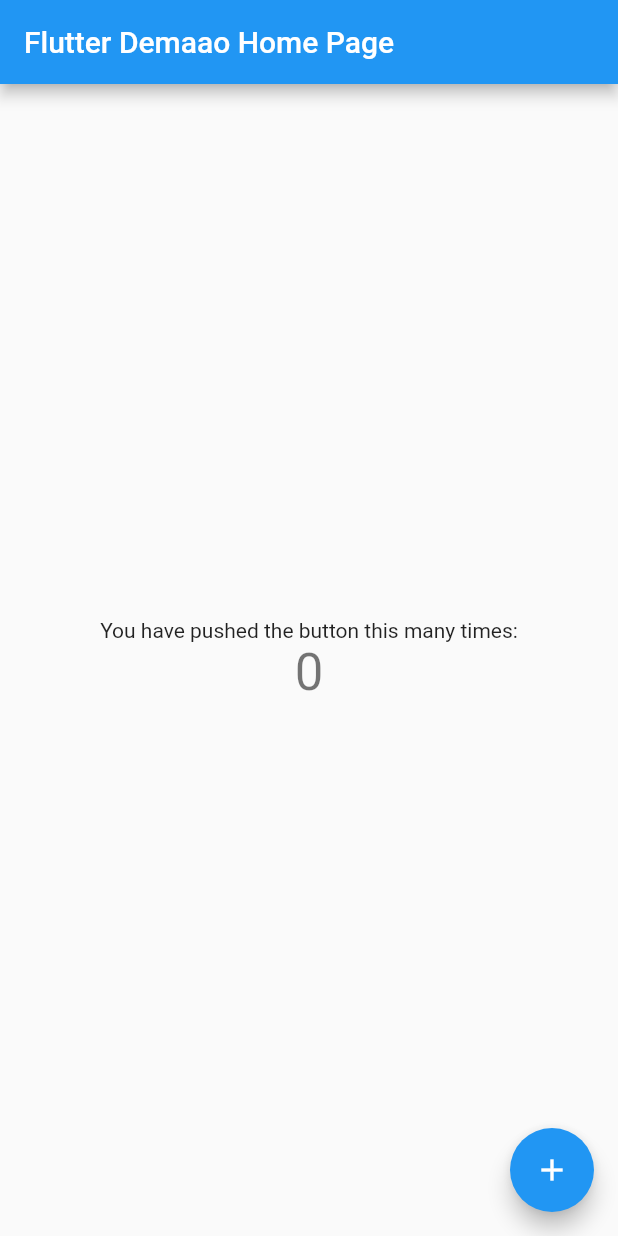
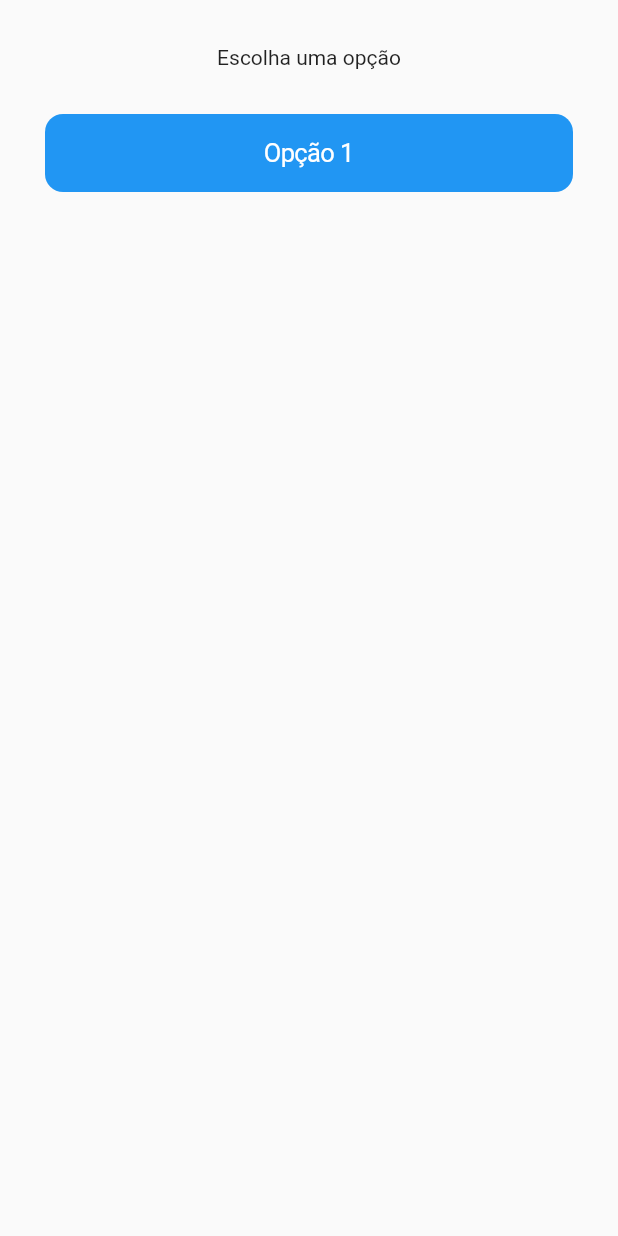
Before and after one commit to matheusgalvao1/btvcred, a Flutter app: the screen it shows after launch, on a phone screen of 412 x 824 dp. Run offline on Flutter 3.47's test engine with Material 2 defaults, Android fonts, the phone set to English and light mode, and no system bars.

Commit message:
:art: Organizing main

```diff
--- a/lib/main.dart
+++ b/lib/main.dart
@@ -1,4 +1,6 @@
 import 'package:flutter/material.dart';
+
+import 'view/home/main.dart';
 
 void main() {
   runApp(MyApp());
@@ -9,105 +11,11 @@
   @override
   Widget build(BuildContext context) {
     return MaterialApp(
-      title: 'Flutter Deasasamoa',
+      title: 'App Btv',
       theme: ThemeData(
-        // This is the theme of your application.
-        //
-        // Try running your application with "flutter run". You'll see the
-        // application has a blue toolbar. Then, without quitting the app, try
-        // changing the primarySwatch below to Colors.green and then invoke
-        // "hot reload" (press "r" in the console where you ran "flutter run",
-        // or simply save your changes to "hot reload" in a Flutter IDE).
-        // Notice that the counter didn't reset back to zero; the application
-        // is not restarted.
         primarySwatch: Colors.blue,
       ),
-      home: MyHomePage(title: 'Flutter Demaao Home Page'),
+      home: Home(),
     );
   }
 }
-
-class MyHomePage extends StatefulWidget {
-  MyHomePage({Key? key, required this.title}) : super(key: key);
-
-  // This widget is the home page of your application. It is stateful, meaning
-  // that it has a State object (defined below) that contains fields that affect
-  // how it looks.
-
-  // This class is the configuration for the state. It holds the values (in this
-  // case the title) provided by the parent (in this case the App widget) and
-  // used by the build method of the State. Fields in a Widget subclass are
-  // always marked "final".
-
-  final String title;
-
-  @override
-  _MyHomePageState createState() => _MyHomePageState();
-}
-
-class _MyHomePageState extends State<MyHomePage> {
-  int _counter = 0;
-
-  void _incrementCounter() {
-    setState(() {
-      // This call to setState tells the Flutter framework that something has
-      // changed in this State, which causes it to rerun the build method below
-      // so that the display can reflect the updated values. If we changed
-      // _counter without calling setState(), then the build method would not be
-      // called again, and so nothing would appear to happen.
-      _counter++;
-    });
-  }
-
-  @override
-  Widget build(BuildContext context) {
-    // This method is rerun every time setState is called, for instance as done
-    // by the _incrementCounter method above.
-    //
-    // The Flutter framework has been optimized to make rerunning build methods
-    // fast, so that you can just rebuild anything that needs updating rather
-    // than having to individually change instances of widgets.
-    return Scaffold(
-      appBar: AppBar(
-        // Here we take the value from the MyHomePage object that was created by
-        // the App.build method, and use it to set our appbar title.
-        title: Text(widget.title),
-      ),
-      body: Center(
-        // Center is a layout widget. It takes a single child and positions it
-        // in the middle of the parent.
-        child: Column(
-          // Column is also a layout widget. It takes a list of children and
-          // arranges them vertically. By default, it sizes itself to fit its
-          // children horizontally, and tries to be as tall as its parent.
-          //
-          // Invoke "debug painting" (press "p" in the console, choose the
-          // "Toggle Debug Paint" action from the Flutter Inspector in Android
-          // Studio, or the "Toggle Debug Paint" command in Visual Studio Code)
-          // to see the wireframe for each widget.
-          //
-          // Column has various properties to control how it sizes itself and
-          // how it positions its children. Here we use mainAxisAlignment to
-          // center the children vertically; the main axis here is the vertical
-          // axis because Columns are vertical (the cross axis would be
-          // horizontal).
-          mainAxisAlignment: MainAxisAlignment.center,
-          children: <Widget>[
-            Text(
-              'You have pushed the button this many times:',
-            ),
-            Text(
-              '$_counter',
-              style: Theme.of(context).textTheme.headline4,
-            ),
-          ],
-        ),
-      ),
-      floatingActionButton: FloatingActionButton(
-        onPressed: _incrementCounter,
-        tooltip: 'Increment',
-        child: Icon(Icons.add),
-      ), // This trailing comma makes auto-formatting nicer for build methods.
-    );
-  }
-}
--- /dev/null
+++ b/lib/view/home/main.dart
@@ -0,0 +1,24 @@
+import 'package:flutter/material.dart';
+import 'package:flutter/cupertino.dart';
+
+class Home extends StatelessWidget {
+  @override
+  Widget build(BuildContext context) {
+    return Scaffold(
+      body: ListView(
+        padding: EdgeInsets.all(30),
+        children: [
+          Text(
+            'Escolha uma opção',
+            textAlign: TextAlign.center,
+          ),
+          SizedBox(height: 30),
+          CupertinoButton.filled(
+            child: Text('Opção 1'),
+            onPressed: () {},
+          ),
+        ],
+      ),
+    );
+  }
+}
```
